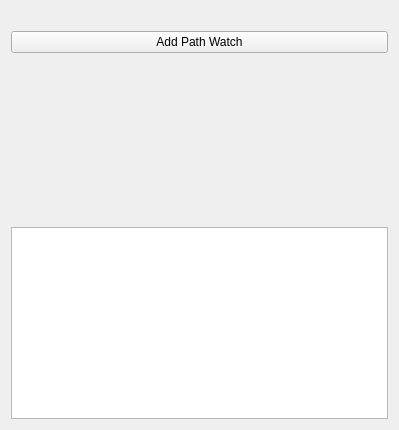
Above: synchclient/trunk/src/SYNCH/synchclient/SMainForm.ui from GekkaKatsu/SYNCH before the change. Below: the same form after it.
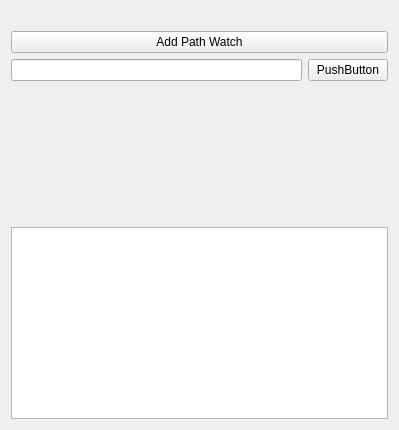
That is the form after the change.

```diff
--- a/synchclient/trunk/src/SYNCH/synchclient/SMainForm.ui
+++ b/synchclient/trunk/src/SYNCH/synchclient/SMainForm.ui
@@ -24,17 +24,31 @@
      </property>
     </widget>
    </item>
-   <item row="3" column="0">
-    <widget class="QTextBrowser" name="m_cmdWindow"/>
-   </item>
-   <item row="1" column="0">
+   <item row="1" column="0" colspan="2">
     <widget class="QPushButton" name="addPathButton">
      <property name="text">
       <string>Add Path Watch</string>
      </property>
     </widget>
    </item>
-   <item row="2" column="0">
+   <item row="2" column="0" colspan="2">
+    <layout class="QHBoxLayout" name="horizontalLayout">
+     <item>
+      <widget class="QLineEdit" name="m_dbgEntry"/>
+     </item>
+     <item>
+      <widget class="QPushButton" name="m_createDbgEntryButton">
+       <property name="text">
+        <string>PushButton</string>
+       </property>
+      </widget>
+     </item>
+    </layout>
+   </item>
+   <item row="7" column="0" colspan="2">
+    <widget class="QTextBrowser" name="m_cmdWindow"/>
+   </item>
+   <item row="3" column="0">
     <spacer name="verticalSpacer">
      <property name="orientation">
       <enum>Qt::Vertical</enum>
```
